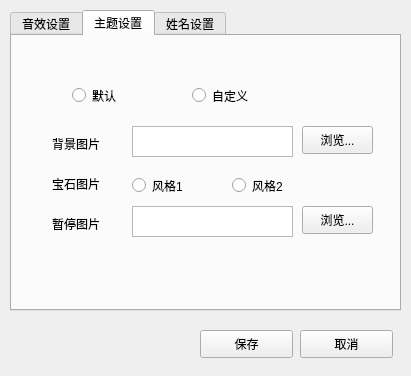
Old version of the form BejeweledSln/CSetDlg.ui in the repository lwyer/BejeweledSln.
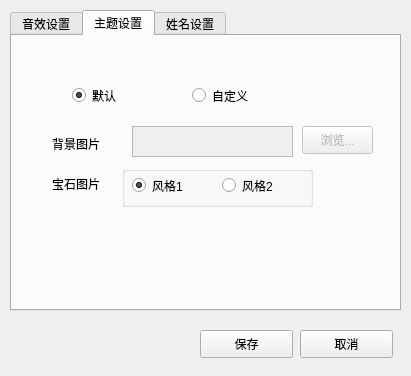
New version of the form. The open tabs and pages were chosen to show the change.

The edit to the form file:
```diff
--- a/BejeweledSln/CSetDlg.ui
+++ b/BejeweledSln/CSetDlg.ui
@@ -23,13 +23,13 @@
     </rect>
    </property>
    <property name="currentIndex">
-    <number>0</number>
+    <number>1</number>
    </property>
    <widget class="QWidget" name="tab">
     <attribute name="title">
      <string>音效设置</string>
     </attribute>
-    <widget class="QRadioButton" name="radioButton_2">
+    <widget class="QRadioButton" name="diy1">
      <property name="geometry">
       <rect>
        <x>190</x>
@@ -42,7 +42,7 @@
       <string>自定义</string>
      </property>
     </widget>
-    <widget class="QCheckBox" name="checkBox">
+    <widget class="QCheckBox" name="bgmusicswitch">
      <property name="geometry">
       <rect>
        <x>70</x>
@@ -54,8 +54,14 @@
      <property name="text">
       <string>背景音乐</string>
      </property>
+     <property name="checked">
+      <bool>true</bool>
+     </property>
+     <property name="tristate">
+      <bool>false</bool>
+     </property>
     </widget>
-    <widget class="QCheckBox" name="checkBox_2">
+    <widget class="QCheckBox" name="soundswitch">
      <property name="geometry">
       <rect>
        <x>190</x>
@@ -67,6 +73,9 @@
      <property name="text">
       <string>音效</string>
      </property>
+     <property name="checked">
+      <bool>true</bool>
+     </property>
     </widget>
     <widget class="QLabel" name="label">
      <property name="geometry">
@@ -81,7 +90,7 @@
       <string>音效设置</string>
      </property>
     </widget>
-    <widget class="QRadioButton" name="radioButton">
+    <widget class="QRadioButton" name="default1">
      <property name="geometry">
       <rect>
        <x>100</x>
@@ -93,8 +102,14 @@
      <property name="text">
       <string>默认</string>
      </property>
+     <property name="checked">
+      <bool>true</bool>
+     </property>
     </widget>
-    <widget class="QTextEdit" name="textEdit">
+    <widget class="QTextEdit" name="bgmusicpath">
+     <property name="enabled">
+      <bool>false</bool>
+     </property>
      <property name="geometry">
       <rect>
        <x>40</x>
@@ -103,21 +118,27 @@
        <height>31</height>
       </rect>
      </property>
+     <property name="readOnly">
+      <bool>false</bool>
+     </property>
     </widget>
     <widget class="QLabel" name="label_2">
      <property name="geometry">
       <rect>
-       <x>30</x>
+       <x>20</x>
        <y>110</y>
-       <width>111</width>
+       <width>141</width>
        <height>16</height>
       </rect>
      </property>
      <property name="text">
-      <string>背景音乐设置</string>
+      <string> 游戏背景音乐设置</string>
      </property>
     </widget>
     <widget class="QPushButton" name="pushButton_5">
+     <property name="enabled">
+      <bool>false</bool>
+     </property>
      <property name="geometry">
       <rect>
        <x>300</x>
@@ -148,30 +169,7 @@
       <string>宝石图片</string>
      </property>
     </widget>
-    <widget class="QTextEdit" name="textEdit_2">
-     <property name="geometry">
-      <rect>
-       <x>120</x>
-       <y>170</y>
-       <width>161</width>
-       <height>31</height>
-      </rect>
-     </property>
-    </widget>
-    <widget class="QLabel" name="label_4">
-     <property name="geometry">
-      <rect>
-       <x>40</x>
-       <y>180</y>
-       <width>72</width>
-       <height>15</height>
-      </rect>
-     </property>
-     <property name="text">
-      <string>暂停图片</string>
-     </property>
-    </widget>
-    <widget class="QRadioButton" name="radioButton_3">
+    <widget class="QRadioButton" name="default2">
      <property name="geometry">
       <rect>
        <x>60</x>
@@ -183,21 +181,14 @@
      <property name="text">
       <string>默认</string>
      </property>
-    </widget>
-    <widget class="QRadioButton" name="radioButton_4">
-     <property name="geometry">
-      <rect>
-       <x>220</x>
-       <y>140</y>
-       <width>71</width>
-       <height>19</height>
-      </rect>
+     <property name="checked">
+      <bool>true</bool>
      </property>
-     <property name="text">
-      <string>风格2</string>
-     </property>
     </widget>
-    <widget class="QTextEdit" name="textEdit_3">
+    <widget class="QTextEdit" name="bgpicpath">
+     <property name="enabled">
+      <bool>false</bool>
+     </property>
      <property name="geometry">
       <rect>
        <x>120</x>
@@ -207,20 +198,7 @@
       </rect>
      </property>
     </widget>
-    <widget class="QPushButton" name="pushButton_6">
-     <property name="geometry">
-      <rect>
-       <x>290</x>
-       <y>170</y>
-       <width>71</width>
-       <height>28</height>
-      </rect>
-     </property>
-     <property name="text">
-      <string>浏览...</string>
-     </property>
-    </widget>
-    <widget class="QRadioButton" name="radioButton_5">
+    <widget class="QRadioButton" name="diy2">
      <property name="geometry">
       <rect>
        <x>180</x>
@@ -247,6 +225,9 @@
      </property>
     </widget>
     <widget class="QPushButton" name="pushButton_4">
+     <property name="enabled">
+      <bool>false</bool>
+     </property>
      <property name="geometry">
       <rect>
        <x>290</x>
@@ -259,18 +240,53 @@
       <string>浏览...</string>
      </property>
     </widget>
-    <widget class="QRadioButton" name="radioButton_6">
+    <widget class="QGroupBox" name="groupBox">
      <property name="geometry">
       <rect>
-       <x>120</x>
-       <y>140</y>
-       <width>71</width>
-       <height>19</height>
+       <x>110</x>
+       <y>130</y>
+       <width>191</width>
+       <height>41</height>
       </rect>
      </property>
-     <property name="text">
-      <string>风格1</string>
+     <property name="title">
+      <string/>
      </property>
+     <widget class="QRadioButton" name="style2">
+      <property name="enabled">
+       <bool>true</bool>
+      </property>
+      <property name="geometry">
+       <rect>
+        <x>100</x>
+        <y>10</y>
+        <width>71</width>
+        <height>19</height>
+       </rect>
+      </property>
+      <property name="text">
+       <string>风格2</string>
+      </property>
+     </widget>
+     <widget class="QRadioButton" name="style1">
+      <property name="enabled">
+       <bool>true</bool>
+      </property>
+      <property name="geometry">
+       <rect>
+        <x>10</x>
+        <y>10</y>
+        <width>71</width>
+        <height>19</height>
+       </rect>
+      </property>
+      <property name="text">
+       <string>风格1</string>
+      </property>
+      <property name="checked">
+       <bool>true</bool>
+      </property>
+     </widget>
     </widget>
    </widget>
    <widget class="QWidget" name="tab_3">
```
Left out of the diff: 39 changed lines with no effect on the pictures.
